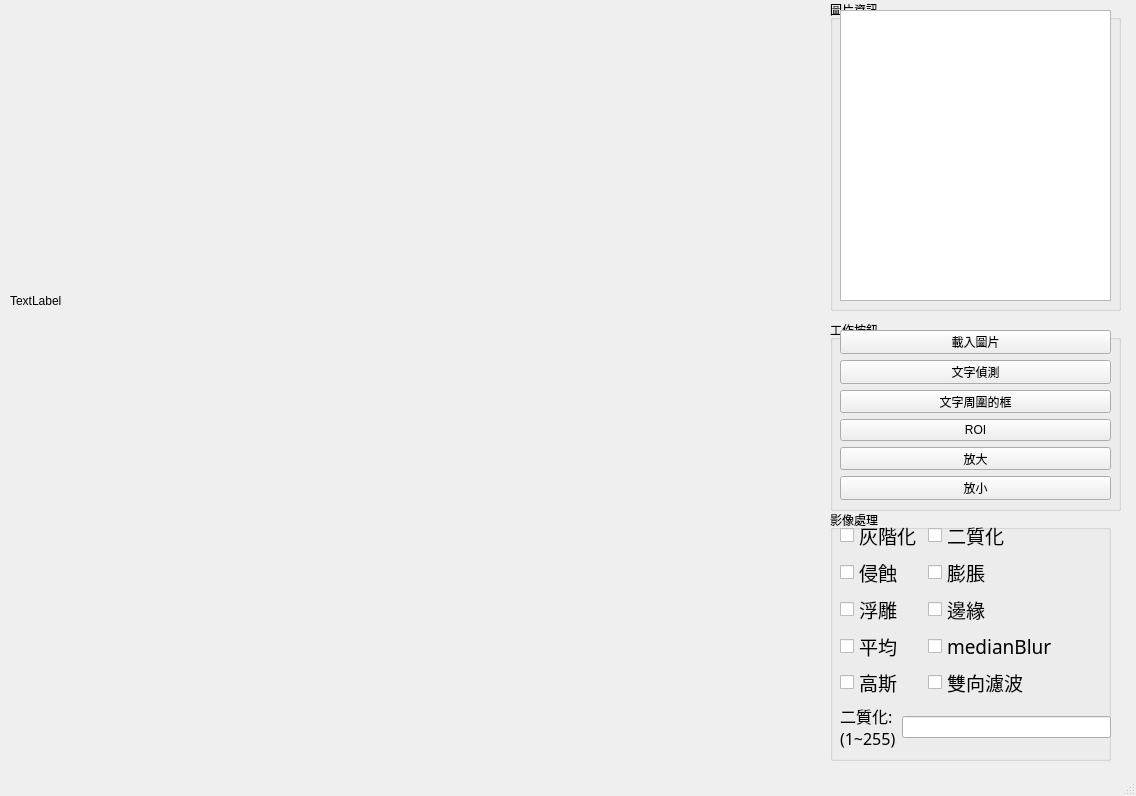
First picture: the form in pyqtui.ui, repository oldjeff131/opencv-finalexam, before the edit.
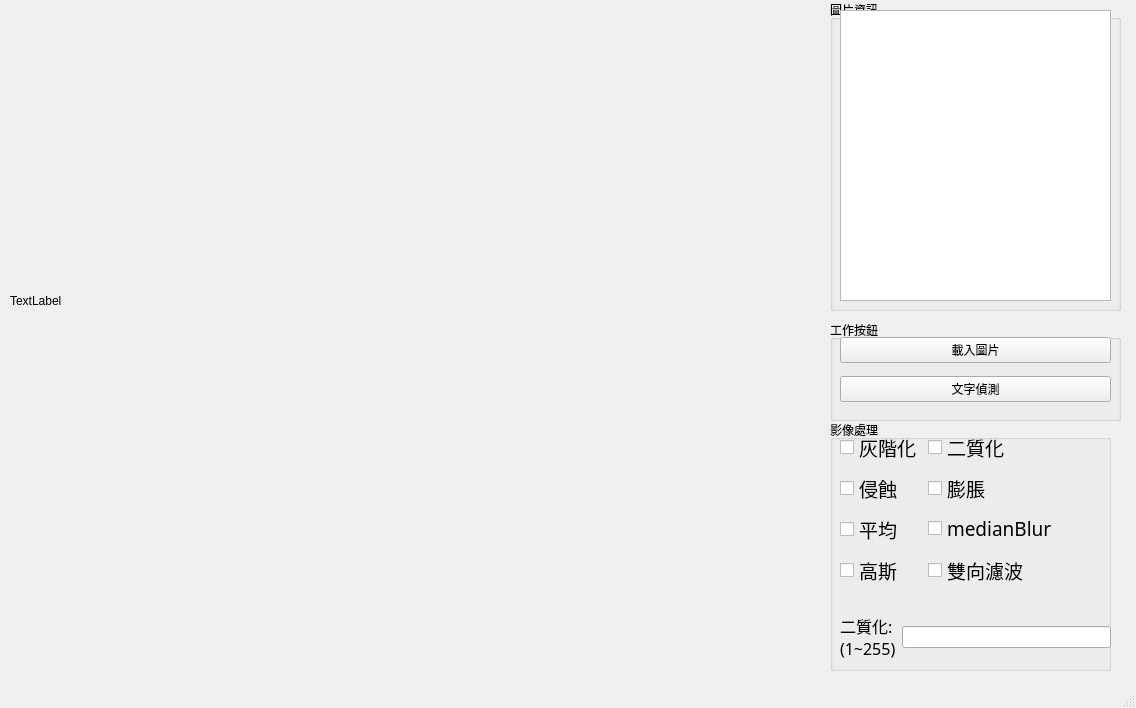
Second picture: the form after the edit.

Commit message: renew ui and add some new picture

Diff of the .ui file:
```diff
--- a/pyqtui.ui
+++ b/pyqtui.ui
@@ -7,7 +7,7 @@
     <x>0</x>
     <y>0</y>
     <width>1136</width>
-    <height>796</height>
+    <height>708</height>
    </rect>
   </property>
   <property name="windowTitle">
@@ -56,7 +56,7 @@
       <x>830</x>
       <y>320</y>
       <width>291</width>
-      <height>191</height>
+      <height>101</height>
      </rect>
     </property>
     <property name="title">
@@ -68,7 +68,7 @@
        <x>10</x>
        <y>10</y>
        <width>271</width>
-       <height>170</height>
+       <height>81</height>
       </rect>
      </property>
      <layout class="QVBoxLayout" name="verticalLayout">
@@ -86,34 +86,6 @@
         </property>
        </widget>
       </item>
-      <item>
-       <widget class="QPushButton" name="pushButton">
-        <property name="text">
-         <string>文字周圍的框</string>
-        </property>
-       </widget>
-      </item>
-      <item>
-       <widget class="QPushButton" name="ROIpushButton">
-        <property name="text">
-         <string>ROI</string>
-        </property>
-       </widget>
-      </item>
-      <item>
-       <widget class="QPushButton" name="bigpushButton_3">
-        <property name="text">
-         <string>放大</string>
-        </property>
-       </widget>
-      </item>
-      <item>
-       <widget class="QPushButton" name="smallpushButton_4">
-        <property name="text">
-         <string>放小</string>
-        </property>
-       </widget>
-      </item>
      </layout>
     </widget>
    </widget>
@@ -121,7 +93,7 @@
     <property name="geometry">
      <rect>
       <x>830</x>
-      <y>510</y>
+      <y>420</y>
       <width>281</width>
       <height>251</height>
      </rect>
@@ -194,45 +166,6 @@
          </widget>
         </item>
         <item row="2" column="0">
-         <widget class="QCheckBox" name="EmbosscheckBox">
-          <property name="font">
-           <font>
-            <family>Adobe Devanagari</family>
-            <pointsize>14</pointsize>
-           </font>
-          </property>
-          <property name="text">
-           <string>浮雕</string>
-          </property>
-         </widget>
-        </item>
-        <item row="2" column="1">
-         <widget class="QCheckBox" name="CannycheckBox">
-          <property name="font">
-           <font>
-            <family>Adobe Devanagari</family>
-            <pointsize>14</pointsize>
-           </font>
-          </property>
-          <property name="text">
-           <string>邊緣</string>
-          </property>
-         </widget>
-        </item>
-        <item row="4" column="0">
-         <widget class="QCheckBox" name="GaussiacheckBox">
-          <property name="font">
-           <font>
-            <family>Adobe Devanagari</family>
-            <pointsize>14</pointsize>
-           </font>
-          </property>
-          <property name="text">
-           <string>高斯</string>
-          </property>
-         </widget>
-        </item>
-        <item row="3" column="0">
          <widget class="QCheckBox" name="averagingcheckBox">
           <property name="font">
            <font>
@@ -245,7 +178,7 @@
           </property>
          </widget>
         </item>
-        <item row="3" column="1">
+        <item row="2" column="1">
          <widget class="QCheckBox" name="medianBlurcheckBox">
           <property name="font">
            <font>
@@ -258,7 +191,20 @@
           </property>
          </widget>
         </item>
-        <item row="4" column="1">
+        <item row="3" column="0">
+         <widget class="QCheckBox" name="GaussiacheckBox">
+          <property name="font">
+           <font>
+            <family>Adobe Devanagari</family>
+            <pointsize>14</pointsize>
+           </font>
+          </property>
+          <property name="text">
+           <string>高斯</string>
+          </property>
+         </widget>
+        </item>
+        <item row="3" column="1">
          <widget class="QCheckBox" name="BilateralcheckBox">
           <property name="font">
            <font>
```
The commit also changes 4 other files.
